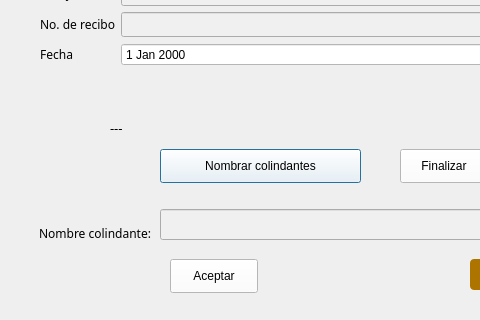
gerardoros/CartograficoQgisPlugin, file funciones/consulta/planoManzanero_dialog_base.ui: the form before one commit; both pictures show x 0 to 480 and y 111 to 431 of the 679 by 431 pixel window.
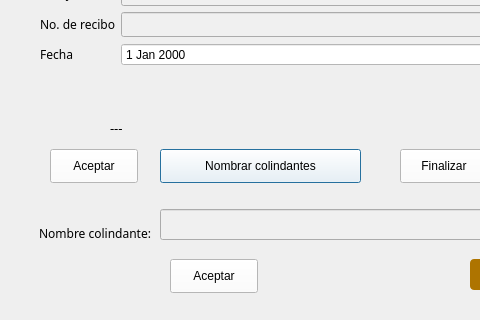
The form after the commit.

What changed in the file:
```diff
--- a/funciones/consulta/planoManzanero_dialog_base.ui
+++ b/funciones/consulta/planoManzanero_dialog_base.ui
@@ -732,6 +732,19 @@
      <string>Finalizar</string>
     </property>
    </widget>
+   <widget class="QPushButton" name="btnComposer">
+    <property name="geometry">
+     <rect>
+      <x>30</x>
+      <y>250</y>
+      <width>88</width>
+      <height>34</height>
+     </rect>
+    </property>
+    <property name="text">
+     <string>Aceptar</string>
+    </property>
+   </widget>
   </widget>
  </widget>
  <resources/>
```
